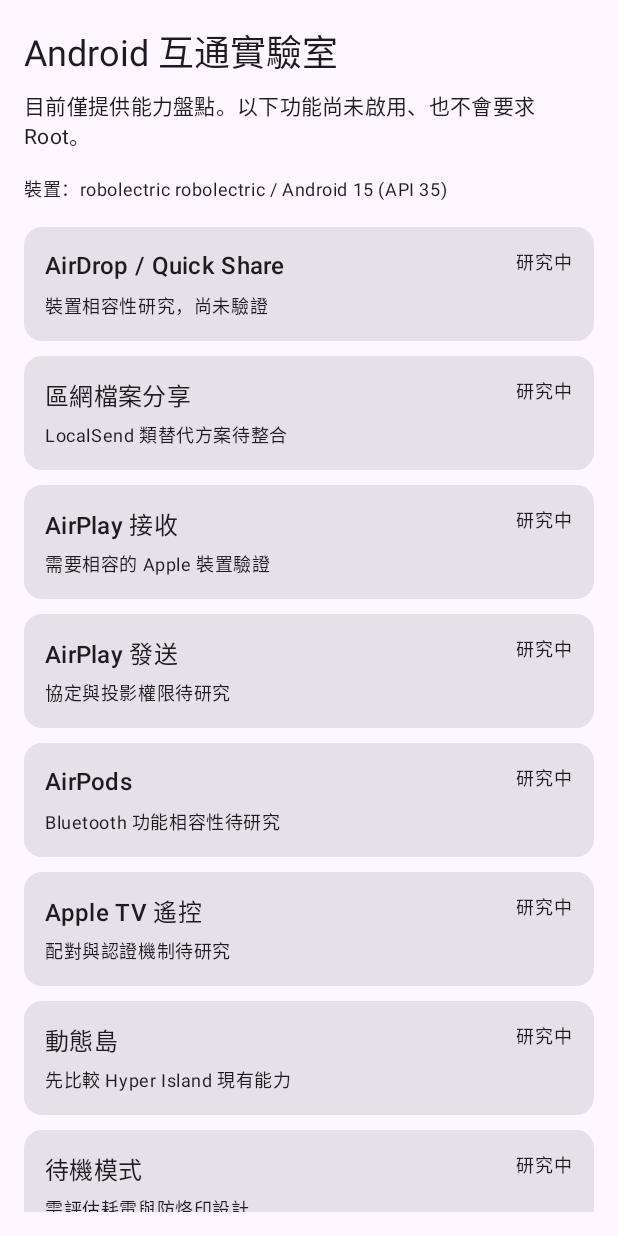
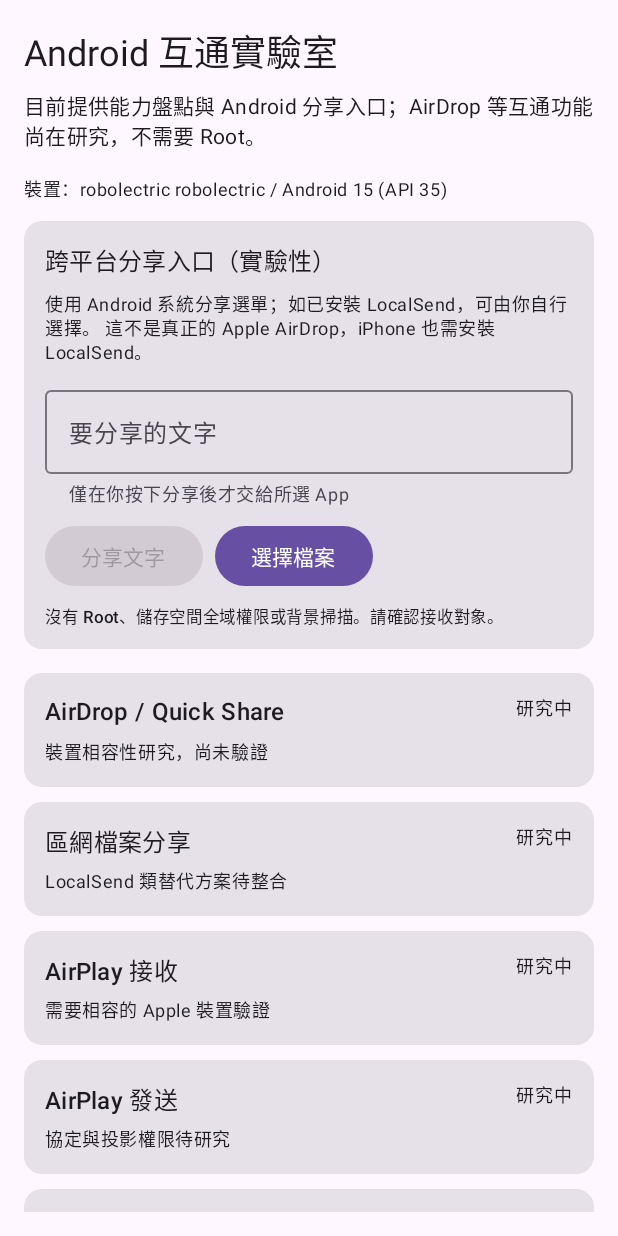
Before and after one commit to ChiJiun/android-ios-interop, an Android app built with Jetpack Compose: the screen it shows after launch (MainActivity), on a phone screen of 412 x 824 dp. Run offline under Robolectric (Android 15) with nearby library versions, the phone set to English and light mode, and no system bars.

Commit message:
feat: add safe Android Sharesheet LocalSend fallback (refs #6)

```diff
--- a/app/src/main/java/dev/chijiun/androidiosinterop/MainActivity.kt
+++ b/app/src/main/java/dev/chijiun/androidiosinterop/MainActivity.kt
@@ -49,7 +49,7 @@ private fun CapabilityScreen() {
             Text("Android 互通實驗室", style = MaterialTheme.typography.headlineSmall)
             Spacer(modifier = Modifier.height(8.dp))
             Text(
-                "目前僅提供能力盤點。以下功能尚未啟用、也不會要求 Root。",
+                "目前提供能力盤點與 Android 分享入口；AirDrop 等互通功能尚在研究，不需要 Root。",
                 style = MaterialTheme.typography.bodyMedium,
             )
             Spacer(modifier = Modifier.height(16.dp))
@@ -58,6 +58,8 @@ private fun CapabilityScreen() {
                     " / Android " + device.androidRelease + " (API " + device.sdkLevel + ")",
                 style = MaterialTheme.typography.bodySmall,
             )
+            Spacer(modifier = Modifier.height(12.dp))
+            SharePanel()
             Spacer(modifier = Modifier.height(16.dp))
             LazyColumn(verticalArrangement = Arrangement.spacedBy(10.dp)) {
                 items(capabilities, key = { it.id.name }) { capability ->
--- /dev/null
+++ b/app/src/main/java/dev/chijiun/androidiosinterop/SharePanel.kt
@@ -0,0 +1,102 @@
+package dev.chijiun.androidiosinterop
+
+import android.content.ActivityNotFoundException
+import android.content.ClipData
+import android.content.Intent
+import android.net.Uri
+import android.widget.Toast
+import androidx.activity.compose.rememberLauncherForActivityResult
+import androidx.activity.result.contract.ActivityResultContracts
+import androidx.compose.foundation.layout.Arrangement
+import androidx.compose.foundation.layout.Column
+import androidx.compose.foundation.layout.Row
+import androidx.compose.foundation.layout.fillMaxWidth
+import androidx.compose.foundation.layout.padding
+import androidx.compose.material3.Button
+import androidx.compose.material3.Card
+import androidx.compose.material3.OutlinedTextField
+import androidx.compose.material3.Text
+import androidx.compose.material3.MaterialTheme
+import androidx.compose.runtime.Composable
+import androidx.compose.runtime.getValue
+import androidx.compose.runtime.mutableStateOf
+import androidx.compose.runtime.remember
+import androidx.compose.runtime.setValue
+import androidx.compose.ui.Modifier
+import androidx.compose.ui.platform.LocalContext
+import androidx.compose.ui.unit.dp
+import dev.chijiun.androidiosinterop.core.SharePayloadPolicy
+
+/**
+ * Safe, explicit hand-off to Android Sharesheet (LocalSend if installed).
+ * No Root, no background discovery, no Apple credentials and no silent uploads.
+ */
+@Composable
+fun SharePanel() {
+    val context = LocalContext.current
+    var text by remember { mutableStateOf("") }
+
+    fun openSharesheet(intent: Intent) {
+        try {
+            context.startActivity(Intent.createChooser(intent, "選擇分享應用程式（可選 LocalSend）"))
+        } catch (_: ActivityNotFoundException) {
+            Toast.makeText(context, "目前沒有可使用的分享應用程式", Toast.LENGTH_SHORT).show()
+        }
+    }
+
+    val picker = rememberLauncherForActivityResult(
+        ActivityResultContracts.OpenMultipleDocuments()
+    ) { selected: List<Uri> ->
+        if (selected.isNotEmpty()) {
+            val clipboard = ClipData.newUri(context.contentResolver, "選擇的檔案", selected.first())
+            selected.drop(1).forEach { clipboard.addItem(ClipData.Item(it)) }
+            val share = Intent(Intent.ACTION_SEND_MULTIPLE).apply {
+                type = "*/*"
+                putParcelableArrayListExtra(Intent.EXTRA_STREAM, ArrayList(selected))
+                clipData = clipboard
+                addFlags(Intent.FLAG_GRANT_READ_URI_PERMISSION)
+            }
+            openSharesheet(share)
+        }
+    }
+
+    Card(modifier = Modifier.fillMaxWidth()) {
+        Column(
+            modifier = Modifier.padding(14.dp),
+            verticalArrangement = Arrangement.spacedBy(8.dp),
+        ) {
+            Text("跨平台分享入口（實驗性）", style = MaterialTheme.typography.titleMedium)
+            Text(
+                "使用 Android 系統分享選單；如已安裝 LocalSend，可由你自行選擇。"
+                    + " 這不是真正的 Apple AirDrop，iPhone 也需安裝 LocalSend。",
+                style = MaterialTheme.typography.bodySmall,
+            )
+            OutlinedTextField(
+                value = text,
+                onValueChange = { text = it },
+                modifier = Modifier.fillMaxWidth(),
+                label = { Text("要分享的文字") },
+                maxLines = 3,
+                supportingText = { Text("僅在你按下分享後才交給所選 App") },
+            )
+            Row(horizontalArrangement = Arrangement.spacedBy(8.dp)) {
+                Button(
+                    enabled = SharePayloadPolicy.canShareText(text),
+                    onClick = {
+                        val share = Intent(Intent.ACTION_SEND).apply {
+                            type = "text/plain"
+                            putExtra(Intent.EXTRA_TEXT, text)
+                        }
+                        openSharesheet(share)
+                    },
+                ) {
+                    Text("分享文字")
+                }
+                Button(onClick = { picker.launch(arrayOf("*/*")) }) {
+                    Text("選擇檔案")
+                }
+            }
+            Text("沒有 Root、儲存空間全域權限或背景掃描。請確認接收對象。", style = MaterialTheme.typography.labelSmall)
+        }
+    }
+}
--- /dev/null
+++ b/core/capabilities/src/main/kotlin/dev/chijiun/androidiosinterop/core/SharePayloadPolicy.kt
@@ -0,0 +1,11 @@
+package dev.chijiun.androidiosinterop.core
+
+/**
+ * Only user-entered text is handed to Android's system Sharesheet.
+ * Never reads clipboard, background files, message content or Apple credentials.
+ */
+object SharePayloadPolicy {
+    const val MAX_TEXT_LENGTH = 10_000
+    fun canShareText(text: String): Boolean =
+        text.isNotBlank() && text.length <= MAX_TEXT_LENGTH
+}
```
Also changed, not shown: 4 other files.
